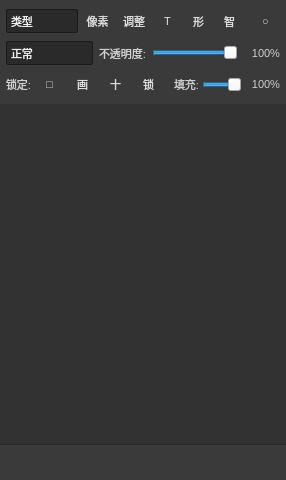
Old version of the form psDemo/ui/layertreepanel.ui in the repository littletenyuan01/photoshopDemo.
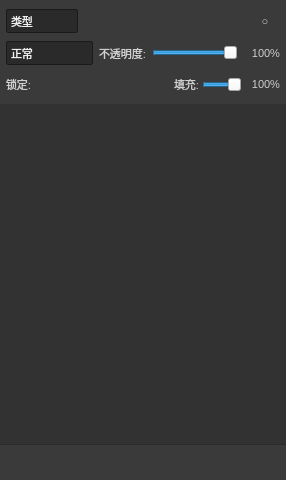
New version of the form.

```diff
--- a/psDemo/ui/layertreepanel.ui
+++ b/psDemo/ui/layertreepanel.ui
@@ -116,7 +116,7 @@
            <bool>true</bool>
           </property>
           <property name="text">
-           <string>像素</string>
+           <string/>
           </property>
           <property name="toolTip">
            <string>筛选像素图层</string>
@@ -129,7 +129,10 @@
            <bool>true</bool>
           </property>
           <property name="text">
-           <string>调整</string>
+           <string/>
+          </property>
+          <property name="toolTip">
+           <string>筛选调整图层（尚未实现）</string>
           </property>
          </widget>
         </item>
@@ -139,7 +142,10 @@
            <bool>true</bool>
           </property>
           <property name="text">
-           <string>T</string>
+           <string/>
+          </property>
+          <property name="toolTip">
+           <string>筛选文字图层（尚未实现）</string>
           </property>
          </widget>
         </item>
@@ -149,7 +155,10 @@
            <bool>true</bool>
           </property>
           <property name="text">
-           <string>形</string>
+           <string/>
+          </property>
+          <property name="toolTip">
+           <string>筛选形状图层（尚未实现）</string>
           </property>
          </widget>
         </item>
@@ -159,7 +168,10 @@
            <bool>true</bool>
           </property>
           <property name="text">
-           <string>智</string>
+           <string/>
+          </property>
+          <property name="toolTip">
+           <string>筛选智能对象（尚未实现）</string>
           </property>
          </widget>
         </item>
@@ -294,7 +306,7 @@
            <bool>true</bool>
           </property>
           <property name="text">
-           <string>□</string>
+           <string/>
           </property>
           <property name="toolTip">
            <string>锁定透明像素</string>
@@ -307,7 +319,7 @@
            <bool>true</bool>
           </property>
           <property name="text">
-           <string>画</string>
+           <string/>
           </property>
           <property name="toolTip">
            <string>锁定图像像素</string>
@@ -320,7 +332,7 @@
            <bool>true</bool>
           </property>
           <property name="text">
-           <string>十</string>
+           <string/>
           </property>
           <property name="toolTip">
            <string>锁定位置</string>
@@ -333,7 +345,7 @@
            <bool>true</bool>
           </property>
           <property name="text">
-           <string>锁</string>
+           <string/>
           </property>
           <property name="toolTip">
            <string>锁定全部</string>
```
Left out of the diff: 28 changed lines with no effect on the pictures.
